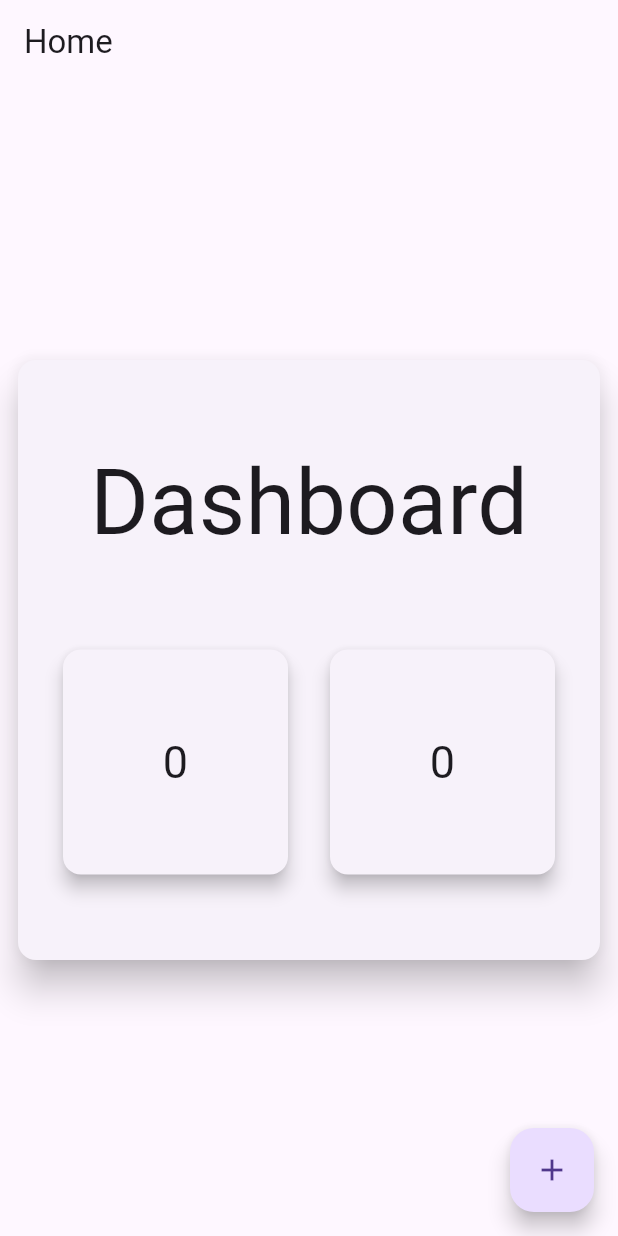
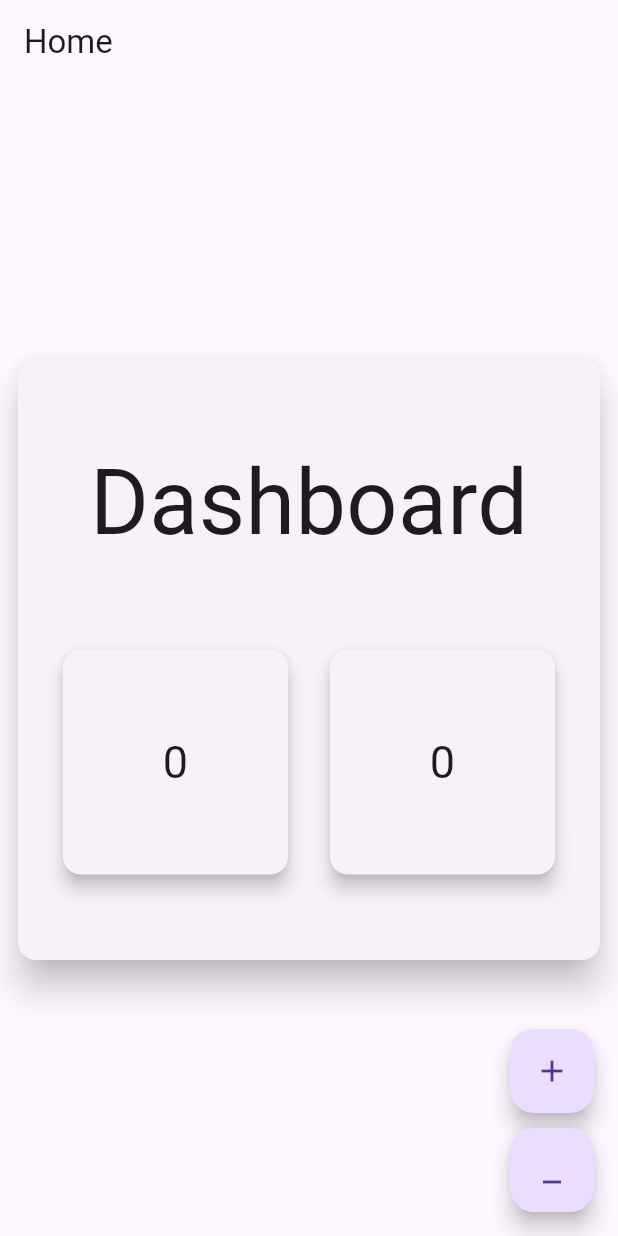
Before and after one commit to mostafasayed118/Flutter-Basics, a Flutter app: the screen it shows after launch, on a phone screen of 412 x 824 dp. Run offline on Flutter 3.47's test engine with Material 3 defaults, Android fonts, the phone set to English and light mode, and no system bars; our stand-ins replace flutter_bloc, shared_preferences.

Commit message:
chore: Update counter_cubit and counter_state classes
- Add CounterPlusState and CounterMinusState classes to counter_state.dart
- Implement increment and decrement methods in CounterCubit class in counter_cubit.dart
- Update Counter1 and Counter2 widgets to use CounterCubit and CounterStates from the flutter_bloc package

```diff
--- a/lib/state_management_cubit/counter.dart
+++ b/lib/state_management_cubit/counter.dart
@@ -1,17 +1,34 @@
 import 'package:flutter/material.dart';
+import 'package:flutter_bloc/flutter_bloc.dart';
+import 'package:session_code_flutter/state_management_cubit/counter_cubit/counter_cubit.dart';
+import 'package:session_code_flutter/state_management_cubit/counter_cubit/counter_state.dart';
 
 class Counter1 extends StatelessWidget {
   const Counter1({super.key});
 
   @override
   Widget build(BuildContext context) {
-    return const Card(
+    return Card(
       elevation: 5,
       child: SizedBox(
         width: 150,
         height: 150,
         child: Center(
-          child: Text('0', style: TextStyle(fontSize: 30)),
+          child: BlocConsumer<CounterCubit, CounterStates>(
+            listener: (context, state) {
+              if (state is CounterPlusState) {
+                ScaffoldMessenger.of(context).showSnackBar(
+                  const SnackBar(
+                    content: Text('Incremented'),
+                  ),
+                );
+              }
+            },
+            builder: (context, state) {
+              return Text('${BlocProvider.of<CounterCubit>(context).countPlus}',
+                  style: const TextStyle(fontSize: 30));
+            },
+          ),
         ),
       ),
     );
--- a/lib/state_management_cubit/counter2.dart
+++ b/lib/state_management_cubit/counter2.dart
@@ -1,17 +1,35 @@
 import 'package:flutter/material.dart';
+import 'package:flutter_bloc/flutter_bloc.dart';
+import 'package:session_code_flutter/state_management_cubit/counter_cubit/counter_cubit.dart';
+import 'package:session_code_flutter/state_management_cubit/counter_cubit/counter_state.dart';
 
 class Counter2 extends StatelessWidget {
   const Counter2({super.key});
 
   @override
   Widget build(BuildContext context) {
-    return const Card(
+    return Card(
       elevation: 5,
       child: SizedBox(
         width: 150,
         height: 150,
         child: Center(
-          child: Text('0', style: TextStyle(fontSize: 30)),
+          child: BlocConsumer<CounterCubit, CounterStates>(
+            listener: (context, state) {
+              if (state is CounterMinusState) {
+                ScaffoldMessenger.of(context).showSnackBar(
+                  const SnackBar(
+                    content: Text('Decremented'),
+                  ),
+                );
+              }
+            },
+            builder: (context, state) {
+              return Text(
+                  '${BlocProvider.of<CounterCubit>(context).countMinus}',
+                  style: const TextStyle(fontSize: 30));
+            },
+          ),
         ),
       ),
     );
--- /dev/null
+++ b/lib/state_management_cubit/counter_cubit/counter_cubit.dart
@@ -0,0 +1,18 @@
+import 'package:flutter_bloc/flutter_bloc.dart';
+import 'package:session_code_flutter/state_management_cubit/counter_cubit/counter_state.dart';
+
+class CounterCubit extends Cubit<CounterStates> {
+  CounterCubit() : super(CounterInitial());
+  int countPlus = 0;
+  int countMinus = 0;
+
+  void increment() {
+    countPlus++;
+    emit(CounterPlusState());
+  }
+
+  void decrement() {
+    countMinus--;
+    emit(CounterMinusState());
+  }
+}
--- /dev/null
+++ b/lib/state_management_cubit/counter_cubit/counter_state.dart
@@ -0,0 +1,7 @@
+class CounterStates {}
+
+class CounterInitial extends CounterStates {}
+
+class CounterPlusState extends CounterStates {}
+
+class CounterMinusState extends CounterStates {}
--- a/lib/state_management_cubit/home.dart
+++ b/lib/state_management_cubit/home.dart
@@ -1,4 +1,7 @@
 import 'package:flutter/material.dart';
+import 'package:flutter_bloc/flutter_bloc.dart';
+import 'package:session_code_flutter/state_management_cubit/counter_cubit/counter_cubit.dart';
+import 'package:session_code_flutter/state_management_cubit/counter_cubit/counter_state.dart';
 import 'package:session_code_flutter/state_management_cubit/dashboard.dart';
 
 class Home extends StatelessWidget {
@@ -6,16 +9,39 @@ class Home extends StatelessWidget {
 
   @override
   Widget build(BuildContext context) {
-    return Scaffold(
+    return BlocProvider(
+      create: (context) => CounterCubit(),
+      child: Scaffold(
         appBar: AppBar(
           title: const Text('Home'),
         ),
         body: const Center(
           child: Dashboard(),
         ),
-      floatingActionButton: FloatingActionButton(
-        onPressed: () {},
+        floatingActionButton: BlocBuilder<CounterCubit, CounterStates>(
+          builder: (context, state) {
+            return Column(
+              mainAxisAlignment: MainAxisAlignment.end,
+              children: [
+                FloatingActionButton(
+                  onPressed: () {
+                    BlocProvider.of<CounterCubit>(context).increment();
+                  },
                   child: const Icon(Icons.add),
+                ),
+                const SizedBox(
+                  height: 10,
+                ),
+                FloatingActionButton(
+                  onPressed: () {
+                    BlocProvider.of<CounterCubit>(context).decrement();
+                  },
+                  child: const Icon(Icons.minimize),
+                ),
+              ],
+            );
+          },
+        ),
       ),
     );
   }
```
Also changed, not shown: pubspec.yaml (+1 -6 lines), pubspec.lock. Lines whose indentation alone changed are shown as unchanged.
